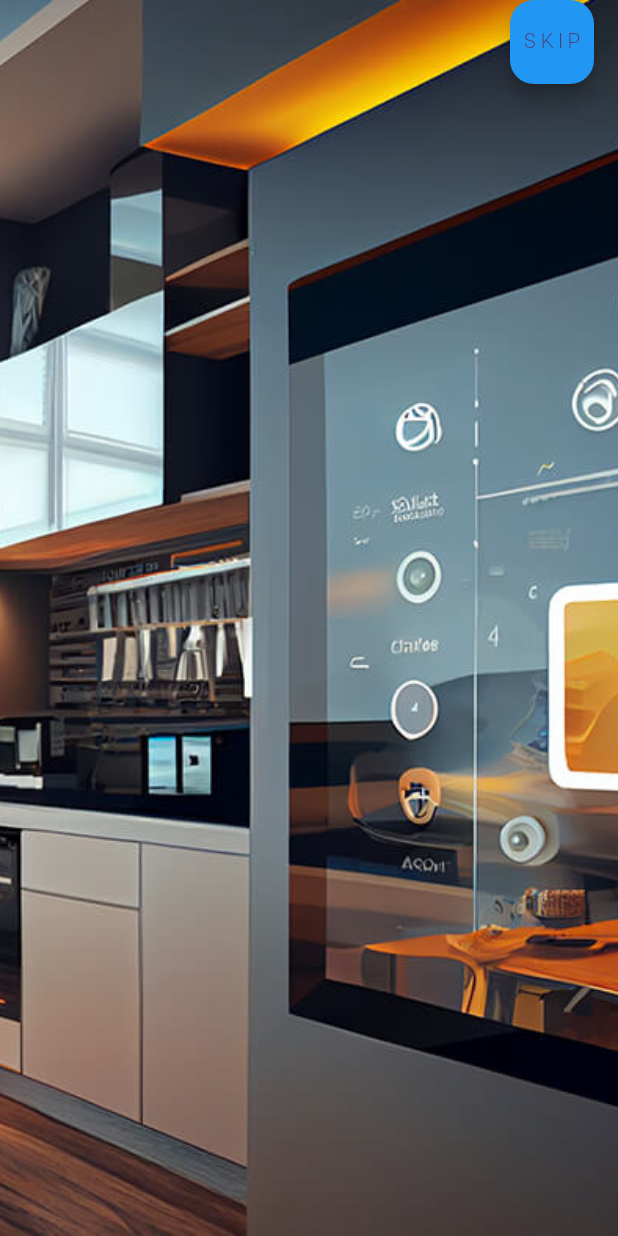
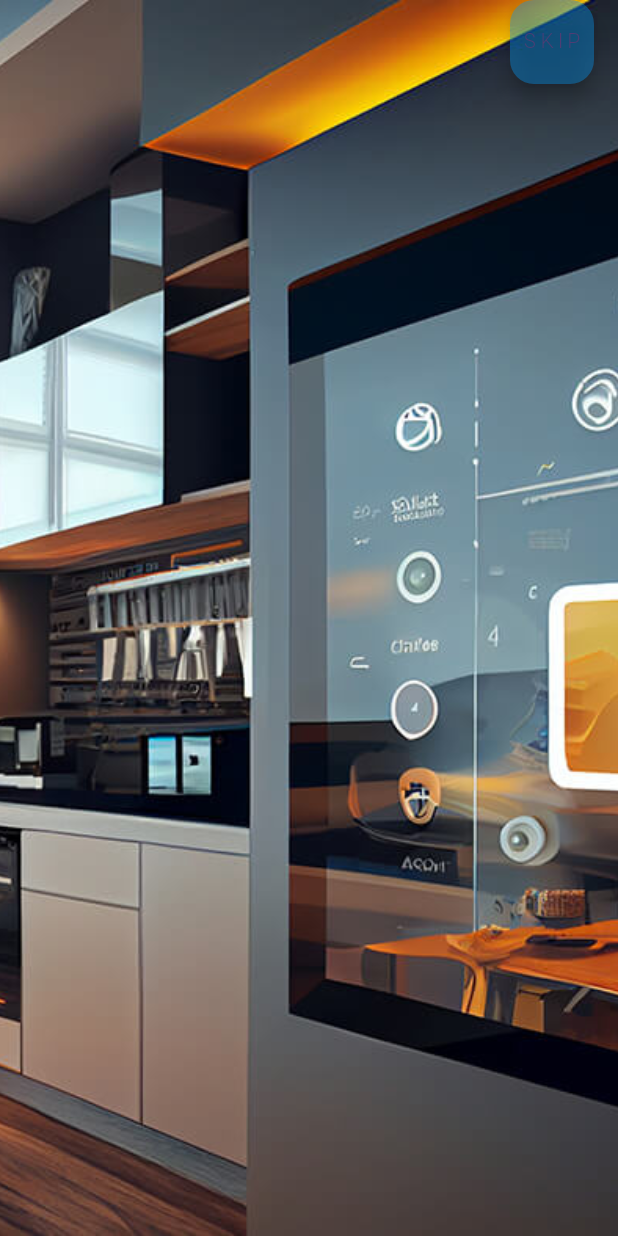
Before and after one commit to vongola-le/DoAn_Nhung, a Flutter app: the HD_Screen screen opened directly, on a phone screen of 412 x 824 dp. Run offline on Flutter 3.47's test engine with Material 2 defaults, Android fonts, the light colour scheme and no system bars; drawn by our look-alikes of carousel_slider.

Commit message:
Update 20/11/2023

```diff
--- a/DoAn/app_smart_house/lib/HD_Screen.dart
+++ b/DoAn/app_smart_house/lib/HD_Screen.dart
@@ -15,7 +15,7 @@ class _HD_ScreenState extends State<HD_Screen> {
       floatingActionButton: FloatingActionButton(
         onPressed: () {},
         child: const Text('S K I P'),
-        backgroundColor: Colors.blue,
+        backgroundColor: const Color.fromARGB(100, 5, 151, 242),
       ),
       floatingActionButtonLocation: FloatingActionButtonLocation.endTop,
       body: SingleChildScrollView(
@@ -40,12 +40,8 @@ class _HD_ScreenState extends State<HD_Screen> {
                   initialPage: 0,
                   height: MediaQuery.of(context).size.height,
                   viewportFraction: 1.0,
-                  enableInfiniteScroll: true,
+                  enableInfiniteScroll: false,
                   reverse: false,
-                  autoPlay: true,
-                  autoPlayInterval: Duration(seconds: 3),
-                  autoPlayAnimationDuration: Duration(milliseconds: 800),
-                  autoPlayCurve: Curves.fastOutSlowIn,
                   enlargeCenterPage: true,
                   enlargeFactor: 0.3,
                   onPageChanged: null,
```
Also changed, not shown: DoAn/app_smart_house/lib/TB_Screen.dart (+30 -14 lines), 5 other files.
